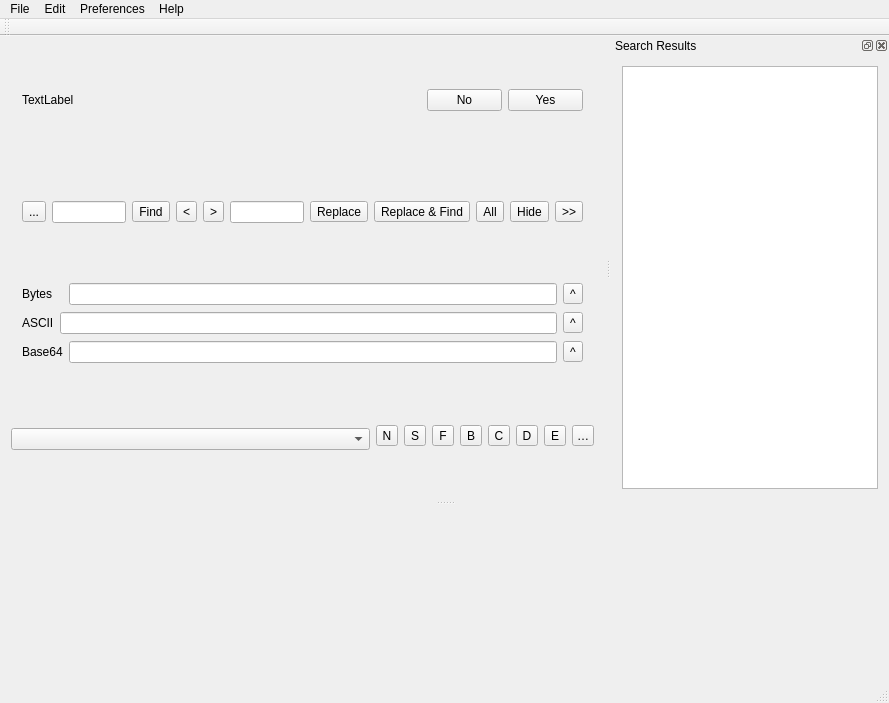
Qt form mainwindow.ui (ic005k/Xplist) before a commit.
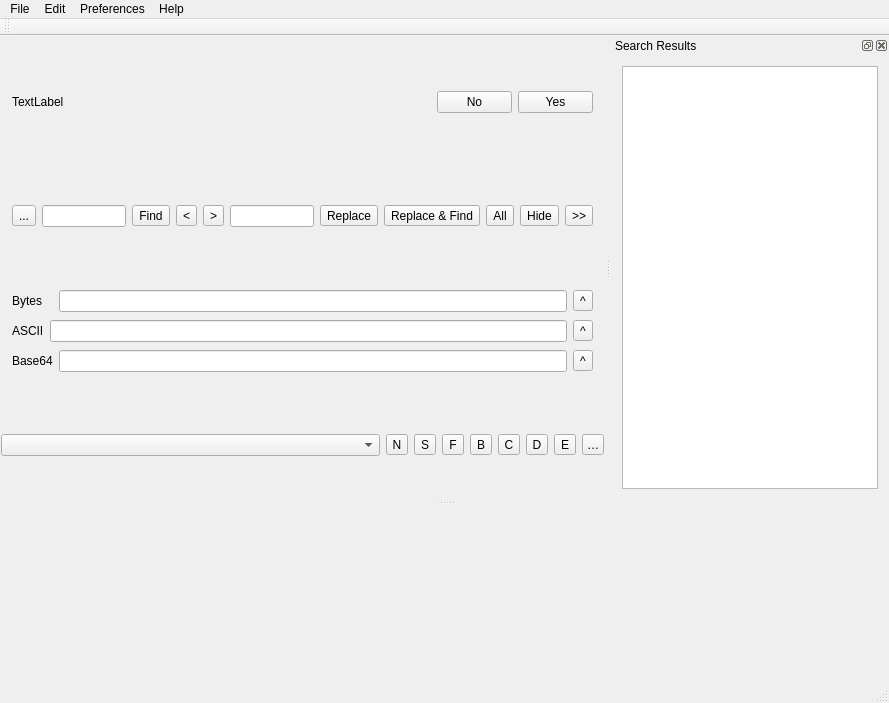
The same form after that commit. Icons and pictures are not drawn.

What changed in the file:
```diff
--- a/mainwindow.ui
+++ b/mainwindow.ui
@@ -30,46 +30,79 @@
    <locale language="English" country="UnitedStates"/>
   </property>
   <widget class="QWidget" name="centralWidget">
-   <layout class="QGridLayout" name="gridLayout_2">
-    <item row="0" column="0">
-     <widget class="QFrame" name="frameTip">
+   <layout class="QGridLayout" name="gridLayout_main">
+    <property name="leftMargin">
+     <number>1</number>
+    </property>
+    <property name="topMargin">
+     <number>12</number>
+    </property>
+    <property name="rightMargin">
+     <number>1</number>
+    </property>
+    <property name="bottomMargin">
+     <number>1</number>
+    </property>
+    <item row="2" column="0">
+     <widget class="QFrame" name="frameData">
       <property name="frameShape">
        <enum>QFrame::NoFrame</enum>
       </property>
       <property name="frameShadow">
        <enum>QFrame::Plain</enum>
       </property>
-      <layout class="QGridLayout" name="gridLayout_7">
+      <property name="lineWidth">
+       <number>0</number>
+      </property>
+      <layout class="QGridLayout" name="gridLayout_6">
        <item row="0" column="0">
-        <widget class="QLabel" name="lblTip">
+        <widget class="QLabel" name="lblBytes">
          <property name="text">
-          <string>TextLabel</string>
-         </property>
-        </widget>
-       </item>
-       <item row="0" column="1">
-        <widget class="QPushButton" name="btnNo">
-         <property name="maximumSize">
-          <size>
-           <width>75</width>
-           <height>16777215</height>
-          </size>
-         </property>
-         <property name="text">
-          <string>No</string>
+          <string>Bytes</string>
          </property>
         </widget>
        </item>
        <item row="0" column="2">
-        <widget class="QPushButton" name="btnYes">
-         <property name="maximumSize">
-          <size>
-           <width>75</width>
-           <height>16777215</height>
-          </size>
+        <widget class="QLineEdit" name="editHex"/>
+       </item>
+       <item row="0" column="3">
+        <widget class="QToolButton" name="btnUpdateHex">
+         <property name="text">
+          <string>^</string>
          </property>
+        </widget>
+       </item>
+       <item row="1" column="0">
+        <widget class="QLabel" name="label">
          <property name="text">
-          <string>Yes</string>
+          <string>ASCII</string>
+         </property>
+        </widget>
+       </item>
+       <item row="1" column="1" colspan="2">
+        <widget class="QLineEdit" name="editASCII"/>
+       </item>
+       <item row="1" column="3">
+        <widget class="QToolButton" name="btnUpdateASCII">
+         <property name="text">
+          <string>^</string>
+         </property>
+        </widget>
+       </item>
+       <item row="2" column="0" colspan="2">
+        <widget class="QLabel" name="label_2">
+         <property name="text">
+          <string>Base64</string>
+         </property>
+        </widget>
+       </item>
+       <item row="2" column="2">
+        <widget class="QLineEdit" name="editBase64"/>
+       </item>
+       <item row="2" column="3">
+        <widget class="QToolButton" name="btnUpdateBase64">
+         <property name="text">
+          <string>^</string>
          </property>
         </widget>
        </item>
@@ -176,66 +209,45 @@
       </layout>
      </widget>
     </item>
-    <item row="2" column="0">
-     <widget class="QFrame" name="frameData">
+    <item row="0" column="0">
+     <widget class="QFrame" name="frameTip">
       <property name="frameShape">
        <enum>QFrame::NoFrame</enum>
       </property>
       <property name="frameShadow">
        <enum>QFrame::Plain</enum>
       </property>
-      <property name="lineWidth">
-       <number>0</number>
-      </property>
-      <layout class="QGridLayout" name="gridLayout_6">
+      <layout class="QGridLayout" name="gridLayout_7">
        <item row="0" column="0">
-        <widget class="QLabel" name="lblBytes">
+        <widget class="QLabel" name="lblTip">
          <property name="text">
-          <string>Bytes</string>
+          <string>TextLabel</string>
+         </property>
+        </widget>
+       </item>
+       <item row="0" column="1">
+        <widget class="QPushButton" name="btnNo">
+         <property name="maximumSize">
+          <size>
+           <width>75</width>
+           <height>16777215</height>
+          </size>
+         </property>
+         <property name="text">
+          <string>No</string>
          </property>
         </widget>
        </item>
        <item row="0" column="2">
-        <widget class="QLineEdit" name="editHex"/>
-       </item>
-       <item row="0" column="3">
-        <widget class="QToolButton" name="btnUpdateHex">
-         <property name="text">
-          <string>^</string>
+        <widget class="QPushButton" name="btnYes">
+         <property name="maximumSize">
+          <size>
+           <width>75</width>
+           <height>16777215</height>
+          </size>
          </property>
-        </widget>
-       </item>
-       <item row="1" column="0">
-        <widget class="QLabel" name="label">
          <property name="text">
-          <string>ASCII</string>
-         </property>
-        </widget>
-       </item>
-       <item row="1" column="1" colspan="2">
-        <widget class="QLineEdit" name="editASCII"/>
-       </item>
-       <item row="1" column="3">
-        <widget class="QToolButton" name="btnUpdateASCII">
-         <property name="text">
-          <string>^</string>
-         </property>
-        </widget>
-       </item>
-       <item row="2" column="0" colspan="2">
-        <widget class="QLabel" name="label_2">
-         <property name="text">
-          <string>Base64</string>
-         </property>
-        </widget>
-       </item>
-       <item row="2" column="2">
-        <widget class="QLineEdit" name="editBase64"/>
-       </item>
-       <item row="2" column="3">
-        <widget class="QToolButton" name="btnUpdateBase64">
-         <property name="text">
-          <string>^</string>
+          <string>Yes</string>
          </property>
         </widget>
        </item>
@@ -344,7 +356,7 @@
        <item row="0" column="1">
         <layout class="QGridLayout" name="gridLayout_cbox">
          <property name="topMargin">
-          <number>6</number>
+          <number>0</number>
          </property>
          <item row="0" column="0">
           <widget class="QComboBox" name="cboxFileType">
```
